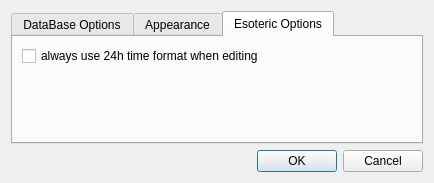
Before: the Qt Designer form Charm/CharmPreferences.ui in KDAB/Charm, drawn with Qt 5.
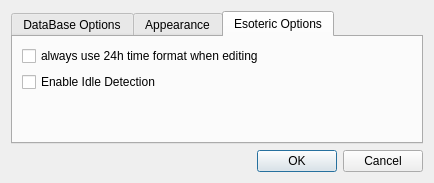
After: the same form once the commit is applied. The open tabs and pages were chosen to show the change.

Commit message: start idle detection implementation

Diff of the .ui file:
```diff
--- a/Charm/CharmPreferences.ui
+++ b/Charm/CharmPreferences.ui
@@ -128,14 +128,6 @@
       </layout>
      </widget>
      <widget class="QWidget" name="tab" >
-      <property name="geometry" >
-       <rect>
-        <x>0</x>
-        <y>0</y>
-        <width>404</width>
-        <height>104</height>
-       </rect>
-      </property>
       <attribute name="title" >
        <string>Esoteric Options</string>
       </attribute>
@@ -153,6 +145,13 @@
          </property>
         </widget>
        </item>
+       <item>
+        <widget class="QCheckBox" name="cbIdleDetection" >
+         <property name="text" >
+          <string>Enable Idle Detection</string>
+         </property>
+        </widget>
+       </item>
        <item>
         <spacer>
          <property name="orientation" >
```
Left out of the diff: 18 changed lines with no effect on the pictures. The commit also changes 16 other files.
